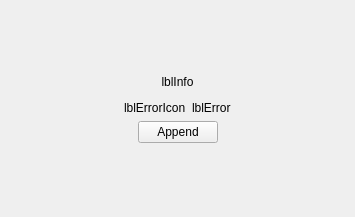
Above: src/plugins/metacontacts/addmetaitempage.ui from silvansky/Contacts before the change. Below: the same form after it.
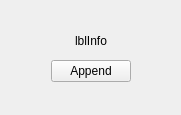
That is the form after the change.

The edit to the form file:
```diff
--- a/src/plugins/metacontacts/addmetaitempage.ui
+++ b/src/plugins/metacontacts/addmetaitempage.ui
@@ -6,8 +6,8 @@
    <rect>
     <x>0</x>
     <y>0</y>
-    <width>355</width>
-    <height>217</height>
+    <width>181</width>
+    <height>115</height>
    </rect>
   </property>
   <layout class="QHBoxLayout" name="horizontalLayout_3" stretch="1,2,1">
@@ -59,50 +59,6 @@
        </property>
       </widget>
      </item>
-     <item>
-      <layout class="QHBoxLayout" name="horizontalLayout_2">
-       <item>
-        <spacer name="horizontalSpacer_5">
-         <property name="orientation">
-          <enum>Qt::Horizontal</enum>
-         </property>
-         <property name="sizeHint" stdset="0">
-          <size>
-           <width>40</width>
-           <height>0</height>
-          </size>
-         </property>
-        </spacer>
-       </item>
-       <item>
-        <widget class="QLabel" name="lblErrorIcon">
-         <property name="text">
-          <string notr="true">lblErrorIcon</string>
-         </property>
-        </widget>
-       </item>
-       <item>
-        <widget class="QLabel" name="lblError">
-         <property name="text">
-          <string notr="true">lblError</string>
-         </property>
-        </widget>
-       </item>
-       <item>
-        <spacer name="horizontalSpacer_6">
-         <property name="orientation">
-          <enum>Qt::Horizontal</enum>
-         </property>
-         <property name="sizeHint" stdset="0">
-          <size>
-           <width>40</width>
-           <height>0</height>
-          </size>
-         </property>
-        </spacer>
-       </item>
-      </layout>
-     </item>
      <item>
       <layout class="QHBoxLayout" name="horizontalLayout">
        <item>
```
